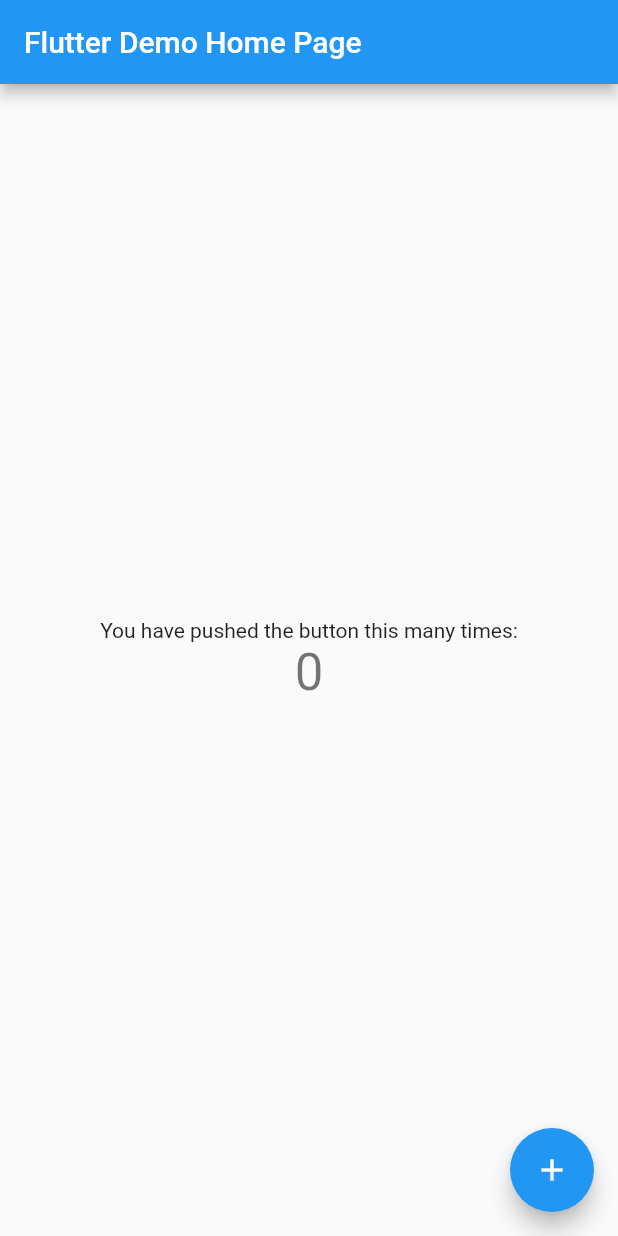
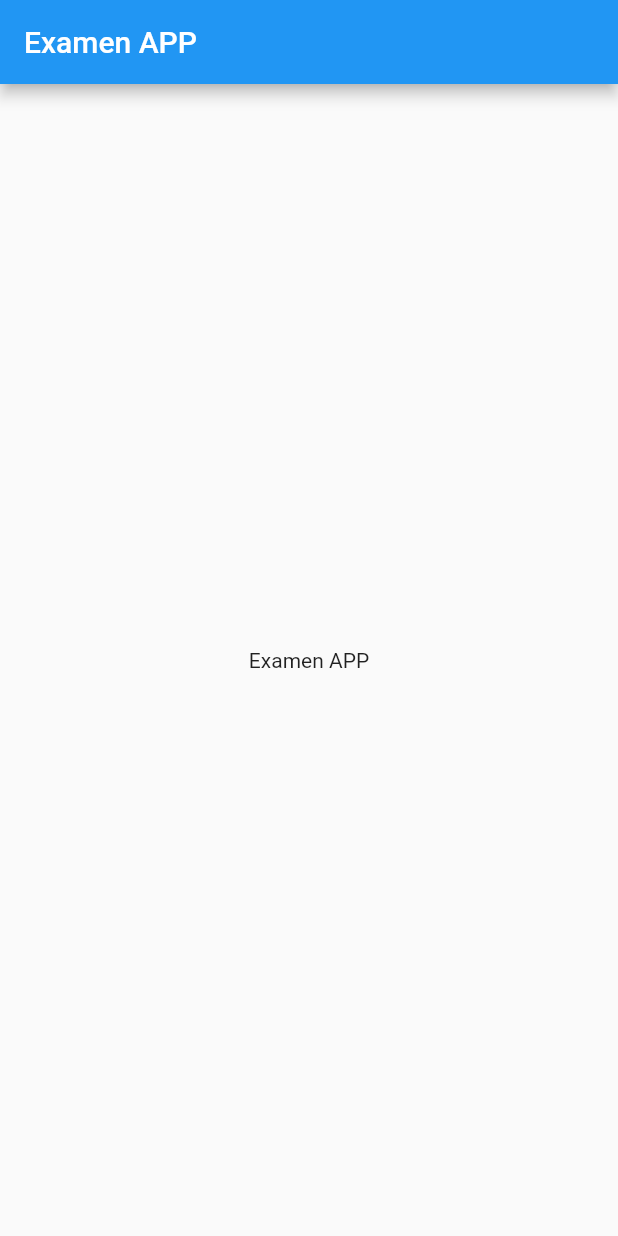
Before and after one commit to EvertBt/Project-Intro-Mobile-3, a Flutter app: the screen it shows after launch, on a phone screen of 412 x 824 dp. Run offline on Flutter 3.47's test engine with Material 2 defaults, Android fonts, the light colour scheme and no system bars.

Commit message:
change main.dart
no more counter => victory
no more test folder => good, i guess? yes? no? maybe.

```diff
--- a/examen_app/lib/main.dart
+++ b/examen_app/lib/main.dart
@@ -1,115 +1,22 @@
 import 'package:flutter/material.dart';
 
-void main() {
-  runApp(const MyApp());
-}
+void main() => runApp(const GHFlutterApp());
 
-class MyApp extends StatelessWidget {
-  const MyApp({Key? key}) : super(key: key);
+class GHFlutterApp extends StatelessWidget {
+  const GHFlutterApp({Key? key}) : super(key: key);
 
-  // This widget is the root of your application.
   @override
   Widget build(BuildContext context) {
     return MaterialApp(
-      title: 'Flutter Demo',
-      theme: ThemeData(
-        // This is the theme of your application.
-        //
-        // Try running your application with "flutter run". You'll see the
-        // application has a blue toolbar. Then, without quitting the app, try
-        // changing the primarySwatch below to Colors.green and then invoke
-        // "hot reload" (press "r" in the console where you ran "flutter run",
-        // or simply save your changes to "hot reload" in a Flutter IDE).
-        // Notice that the counter didn't reset back to zero; the application
-        // is not restarted.
-        primarySwatch: Colors.blue,
+      title: 'Examen APP',
+      home: Scaffold(
+        appBar: AppBar(
+          title: const Text('Examen APP'),
+        ),
+        body: const Center(
+          child: Text('Examen APP'),
+        ),
       ),
-      home: const MyHomePage(title: 'Flutter Demo Home Page'),
     );
   }
 }
-
-class MyHomePage extends StatefulWidget {
-  const MyHomePage({Key? key, required this.title}) : super(key: key);
-
-  // This widget is the home page of your application. It is stateful, meaning
-  // that it has a State object (defined below) that contains fields that affect
-  // how it looks.
-
-  // This class is the configuration for the state. It holds the values (in this
-  // case the title) provided by the parent (in this case the App widget) and
-  // used by the build method of the State. Fields in a Widget subclass are
-  // always marked "final".
-
-  final String title;
-
-  @override
-  State<MyHomePage> createState() => _MyHomePageState();
-}
-
-class _MyHomePageState extends State<MyHomePage> {
-  int _counter = 0;
-
-  void _incrementCounter() {
-    setState(() {
-      // This call to setState tells the Flutter framework that something has
-      // changed in this State, which causes it to rerun the build method below
-      // so that the display can reflect the updated values. If we changed
-      // _counter without calling setState(), then the build method would not be
-      // called again, and so nothing would appear to happen.
-      _counter++;
-    });
-  }
-
-  @override
-  Widget build(BuildContext context) {
-    // This method is rerun every time setState is called, for instance as done
-    // by the _incrementCounter method above.
-    //
-    // The Flutter framework has been optimized to make rerunning build methods
-    // fast, so that you can just rebuild anything that needs updating rather
-    // than having to individually change instances of widgets.
-    return Scaffold(
-      appBar: AppBar(
-        // Here we take the value from the MyHomePage object that was created by
-        // the App.build method, and use it to set our appbar title.
-        title: Text(widget.title),
-      ),
-      body: Center(
-        // Center is a layout widget. It takes a single child and positions it
-        // in the middle of the parent.
-        child: Column(
-          // Column is also a layout widget. It takes a list of children and
-          // arranges them vertically. By default, it sizes itself to fit its
-          // children horizontally, and tries to be as tall as its parent.
-          //
-          // Invoke "debug painting" (press "p" in the console, choose the
-          // "Toggle Debug Paint" action from the Flutter Inspector in Android
-          // Studio, or the "Toggle Debug Paint" command in Visual Studio Code)
-          // to see the wireframe for each widget.
-          //
-          // Column has various properties to control how it sizes itself and
-          // how it positions its children. Here we use mainAxisAlignment to
-          // center the children vertically; the main axis here is the vertical
-          // axis because Columns are vertical (the cross axis would be
-          // horizontal).
-          mainAxisAlignment: MainAxisAlignment.center,
-          children: <Widget>[
-            const Text(
-              'You have pushed the button this many times:',
-            ),
-            Text(
-              '$_counter',
-              style: Theme.of(context).textTheme.headline4,
-            ),
-          ],
-        ),
-      ),
-      floatingActionButton: FloatingActionButton(
-        onPressed: _incrementCounter,
-        tooltip: 'Increment',
-        child: const Icon(Icons.add),
-      ), // This trailing comma makes auto-formatting nicer for build methods.
-    );
-  }
-}
```
Also changed, not shown: 1 other file.
